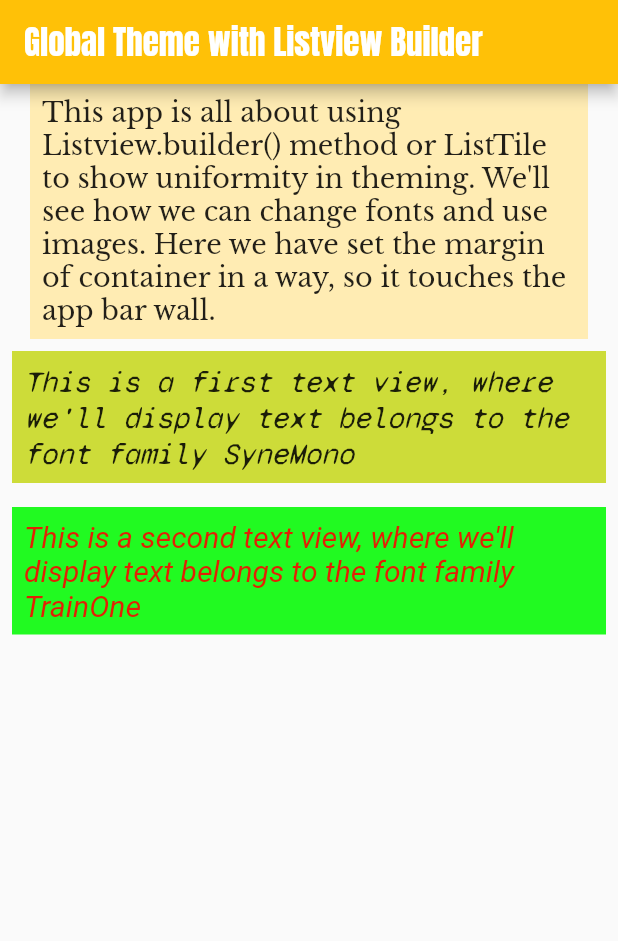
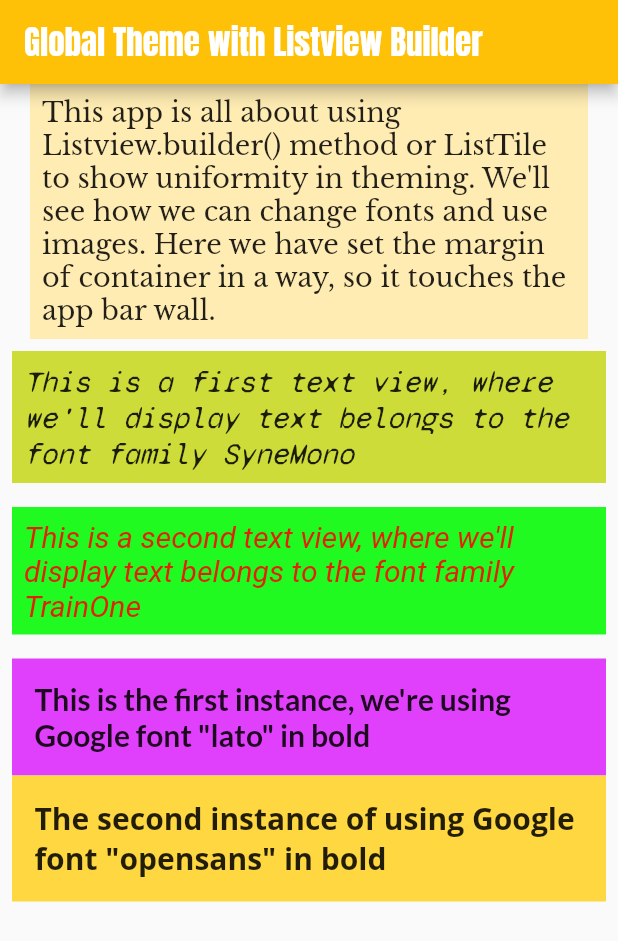
Before and after one commit to sanjibsinha/listview_builder_theming, a Flutter app: the screen it shows after launch, on a phone screen of 412 x 824 dp. Shown: the top 941 px of the screen. Run offline on Flutter 3.47's test engine with Material 2 defaults, Android fonts, the light colour scheme and no system bars; our stand-ins replace google_fonts; Roboto replaces fonts that are missing (TrainOne).

Commit message:
using Google fonts package

```diff
--- a/lib/views/first_view.dart
+++ b/lib/views/first_view.dart
@@ -1,7 +1,9 @@
 import 'package:flutter/material.dart';
+import 'about_app.dart';
 import 'first_text_view.dart';
 import 'second_text_view.dart';
-import 'about_app.dart';
+import 'google_font_view.dart';
+
 // import 'what_to_do.dart';
 
 class LBTAFirstView extends StatelessWidget {
@@ -14,6 +16,7 @@ class LBTAFirstView extends StatelessWidget {
         AboutApp(),
         FirstTextView(),
         SecondTextView(),
+        GoogleFontView(),
       ],
     );
   }
--- /dev/null
+++ b/lib/views/google_font_view.dart
@@ -0,0 +1,39 @@
+import 'package:flutter/material.dart';
+import 'package:google_fonts/google_fonts.dart';
+
+class GoogleFontView extends StatelessWidget {
+  const GoogleFontView({Key key}) : super(key: key);
+
+  @override
+  Widget build(BuildContext context) {
+    return Container(
+      margin: EdgeInsets.all(8),
+      child: Column(
+        children: [
+          Container(
+            padding: EdgeInsets.all(15),
+            color: Colors.purpleAccent,
+            child: Text(
+              'This is the first instance, we\'re using Google font "lato" in bold',
+              style: GoogleFonts.lato(
+                fontWeight: FontWeight.bold,
+                fontSize: 20.0,
+              ),
+            ),
+          ),
+          Container(
+            padding: EdgeInsets.all(15),
+            color: Colors.amberAccent,
+            child: Text(
+              'The second instance of using Google font "opensans" in bold',
+              style: GoogleFonts.openSans(
+                fontWeight: FontWeight.bold,
+                fontSize: 20.0,
+              ),
+            ),
+          ),
+        ],
+      ),
+    );
+  }
+}
--- a/pubspec.yaml
+++ b/pubspec.yaml
@@ -25,6 +25,8 @@ dependencies:
     sdk: flutter
 
   provider: ^5.0.0
+
+  google_fonts: ^2.0.0
 
 
   # The following adds the Cupertino Icons font to your application.
```
Also changed, not shown: pubspec.lock.
